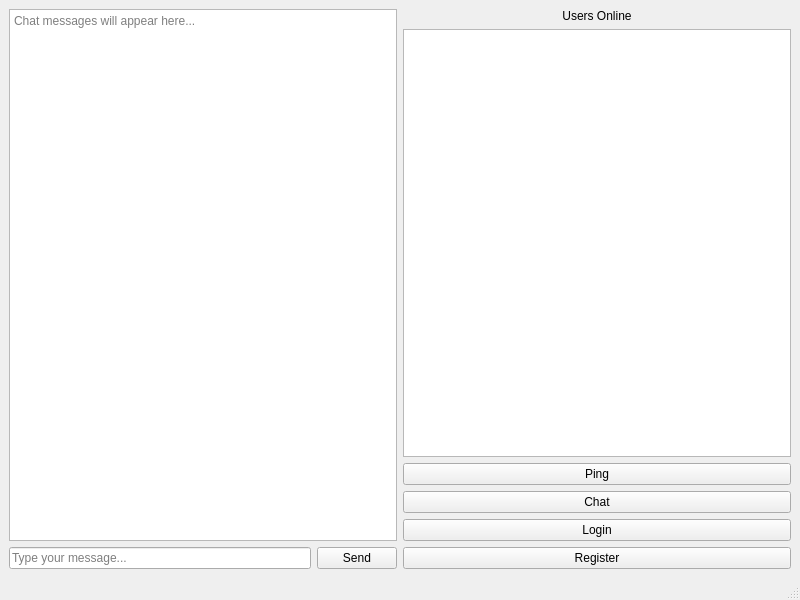
Before: the Qt Designer form client/src/MainWindow.ui in mathieu-auger/WizzMania, drawn with Qt 5.
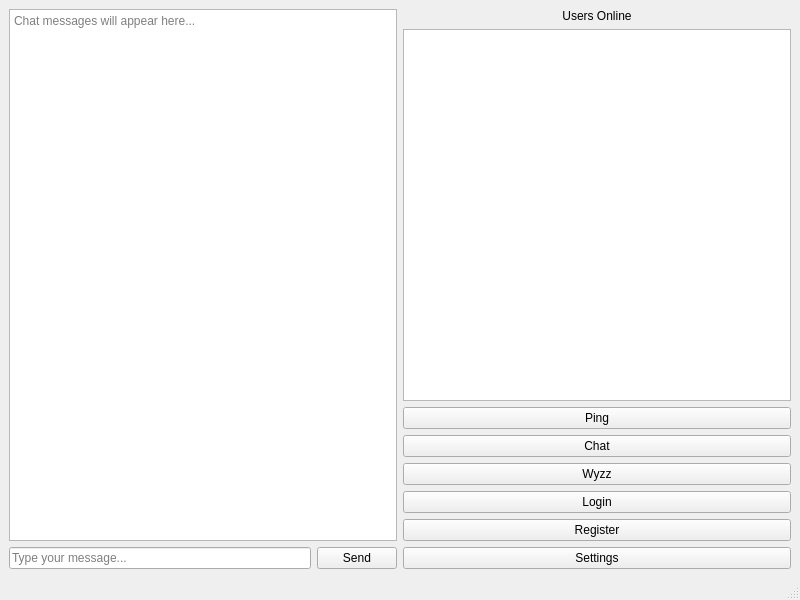
After: the same form once the commit is applied.

```diff
--- a/client/src/MainWindow.ui
+++ b/client/src/MainWindow.ui
@@ -76,6 +76,13 @@
         </property>
        </widget>
       </item>
+      <item>
+    <widget class="QPushButton" name="wyzzButton">
+        <property name="text">
+            <string>Wyzz</string>
+        </property>
+    </widget>
+    </item>
       <item>
        <widget class="QPushButton" name="loginButton">
         <property name="text">
@@ -90,6 +97,13 @@
         </property>
        </widget>
       </item>
+      <item>
+    <widget class="QPushButton" name="settingsButton">
+        <property name="text">
+            <string>Settings</string>
+        </property>
+    </widget>
+</item>
      </layout>
     </item>
    </layout>
```
